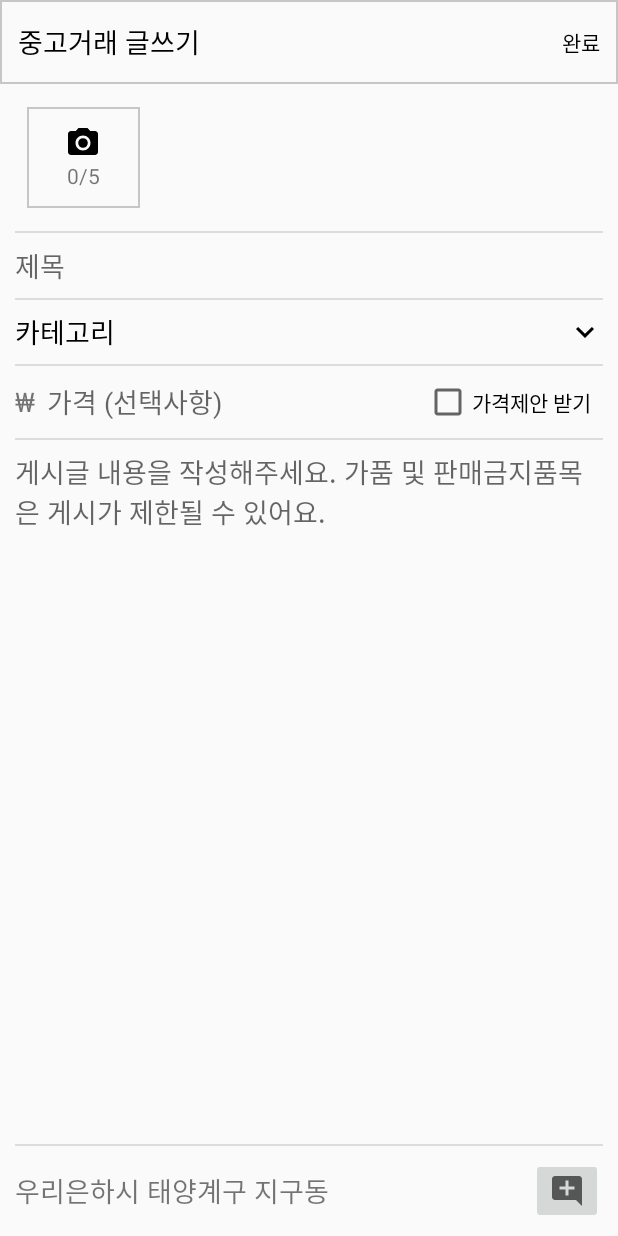
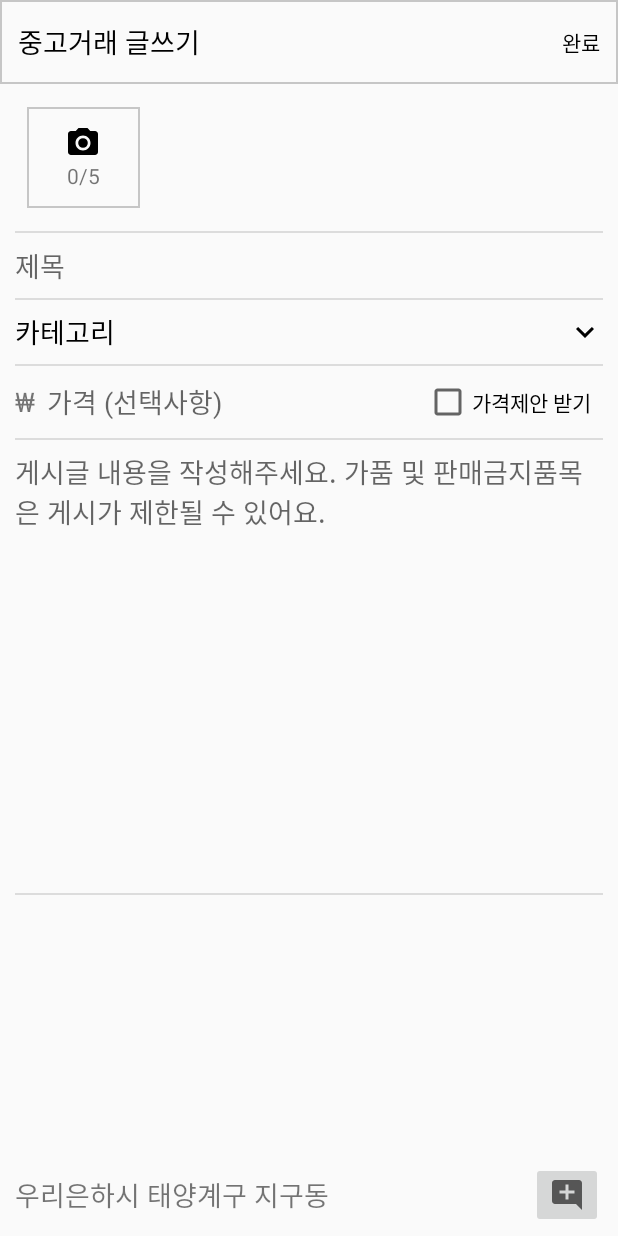
Before and after one commit to zzugoon/Project_Sharez, an Android app: the screen it shows after launch (MainActivity), item 3 of the bottom bar chosen, on a phone screen of 412 x 824 dp. Run offline under Robolectric (Android 15) with nearby library versions, the phone set to English and light mode, and no system bars; our stand-ins replace Firebase (no records; nobody signed in at launch, a user with empty details on screens opened directly), Volley; pictures from the network do not load; 3 statements that could not run were skipped.

Commit message:
WriteFragment ScrollView add

```diff
--- a/app/src/main/res/layout/fragment_bot_write.xml
+++ b/app/src/main/res/layout/fragment_bot_write.xml
@@ -26,16 +26,23 @@
             android:textSize="18sp" />
     </FrameLayout>
 
+    <ScrollView
+        android:layout_width="match_parent"
+        android:layout_height="0dp"
+        android:scrollbars="none"
+        app:layout_constraintBottom_toTopOf="@+id/linearLayout"
+        app:layout_constraintTop_toBottomOf="@+id/toolbar_frame_itempage">
+
         <LinearLayout
             android:layout_width="match_parent"
-        android:layout_height="0dp"
+            android:layout_height="match_parent"
             android:orientation="vertical"
             android:paddingLeft="10dp"
             android:paddingRight="10dp"
             app:layout_constraintBottom_toBottomOf="parent"
             app:layout_constraintEnd_toEndOf="parent"
             app:layout_constraintStart_toStartOf="parent"
-        app:layout_constraintTop_toBottomOf="@+id/toolbar_frame_itempage">
+            app:layout_constraintTop_toBottomOf="parent">
 
             <LinearLayout
                 android:layout_width="match_parent"
@@ -162,7 +169,7 @@
             <EditText
                 android:id="@+id/write_et_Substance"
                 android:layout_width="match_parent"
-            android:layout_height="wrap_content"
+                android:layout_height="286dp"
                 android:layout_marginTop="8dp"
                 android:layout_marginBottom="8dp"
 
@@ -177,13 +184,19 @@
                 android:layout_width="match_parent"
                 android:layout_height="1dp"
                 android:background="?android:attr/listDivider" />
+        </LinearLayout>
+    </ScrollView>
 
     <LinearLayout
+        android:id="@+id/linearLayout"
         android:layout_width="match_parent"
         android:layout_height="wrap_content"
-            android:layout_marginTop="8dp"
-            android:layout_marginBottom="8dp"
-            android:orientation="horizontal">
+        android:orientation="horizontal"
+        android:paddingLeft="10dp"
+        android:paddingTop="5dp"
+        android:paddingRight="10dp"
+        android:paddingBottom="5dp"
+        app:layout_constraintBottom_toBottomOf="parent">
 
         <TextView
             android:id="@+id/textView_SearchLoca"
@@ -203,5 +216,4 @@
             android:onClick="onClick"
             app:srcCompat="@drawable/ic_baseline_add_comment_24" />
     </LinearLayout>
-    </LinearLayout>
 </androidx.constraintlayout.widget.ConstraintLayout>
```
Lines whose indentation alone changed are shown as unchanged.
